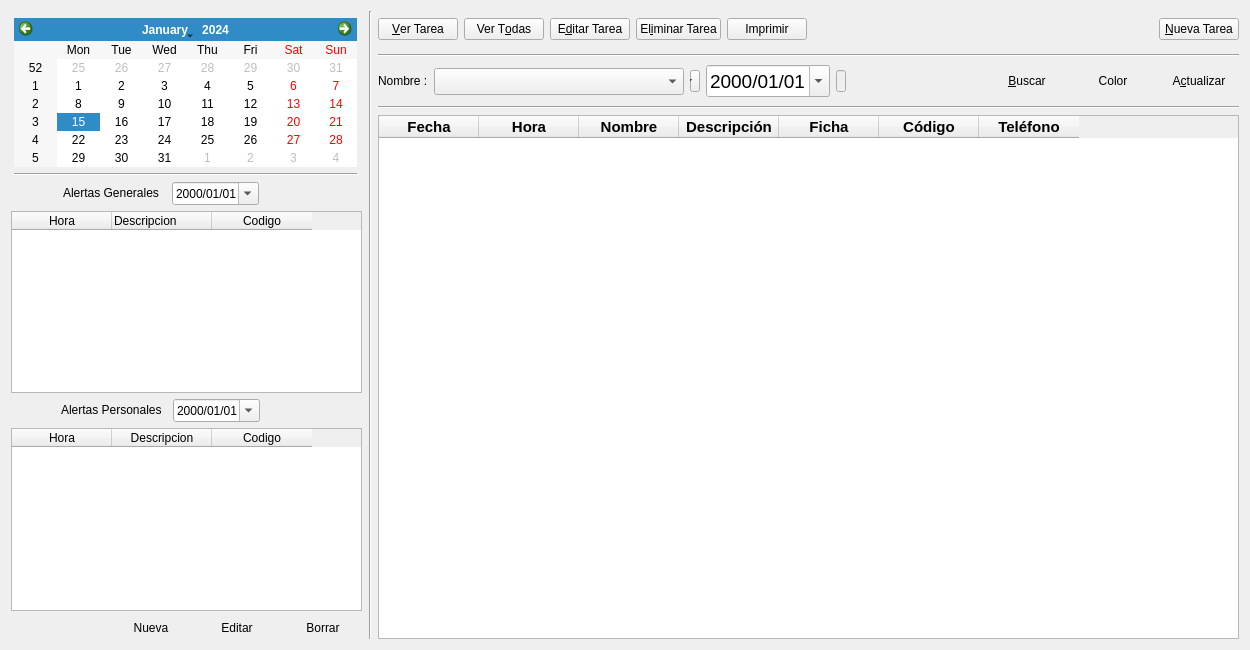
Before: the Qt Designer form agenda_ui.ui in rodety/Clinica, drawn with Qt 5.
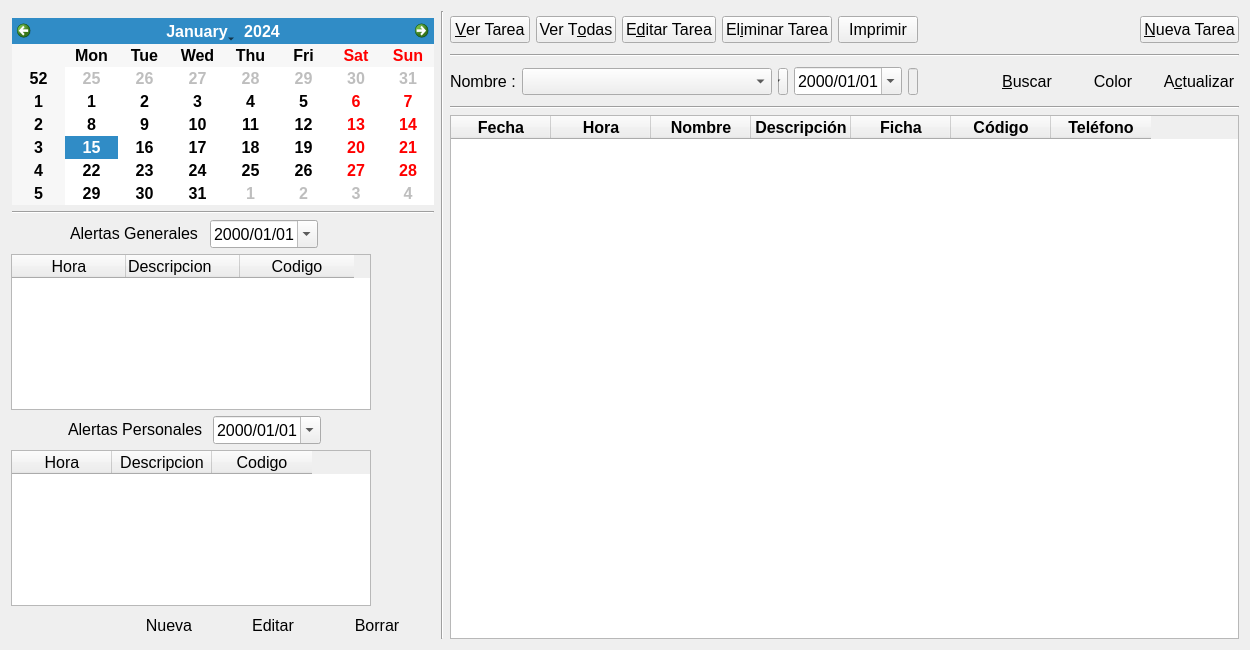
After: the same form once the commit is applied. Icons and pictures are not drawn.

Diff of the .ui file:
```diff
--- a/agenda_ui.ui
+++ b/agenda_ui.ui
@@ -26,6 +26,11 @@
       <layout class="QGridLayout" name="gridLayout_9">
        <item row="0" column="0">
         <spacer name="horizontalSpacer_2">
+         <property name="font">
+          <font>
+           <pointsize>12</pointsize>
+          </font>
+         </property>
          <property name="orientation">
           <enum>Qt::Horizontal</enum>
          </property>
@@ -58,13 +63,21 @@
            </property>
            <property name="maximumSize">
             <size>
-             <width>351</width>
+             <width>360</width>
              <height>16777215</height>
             </size>
            </property>
+           <property name="font">
+            <font>
+             <pointsize>12</pointsize>
+            </font>
+           </property>
            <property name="wordWrap">
             <bool>true</bool>
            </property>
+           <attribute name="horizontalHeaderDefaultSectionSize">
+            <number>114</number>
+           </attribute>
            <column>
             <property name="text">
              <string>Hora</string>
@@ -95,6 +108,11 @@
                <verstretch>0</verstretch>
               </sizepolicy>
              </property>
+             <property name="font">
+              <font>
+               <pointsize>12</pointsize>
+              </font>
+             </property>
              <property name="text">
               <string/>
              </property>
@@ -115,6 +133,11 @@
                <verstretch>0</verstretch>
               </sizepolicy>
              </property>
+             <property name="font">
+              <font>
+               <pointsize>12</pointsize>
+              </font>
+             </property>
              <property name="text">
               <string>Alertas Personales </string>
              </property>
@@ -128,6 +151,11 @@
                <verstretch>0</verstretch>
               </sizepolicy>
              </property>
+             <property name="font">
+              <font>
+               <pointsize>12</pointsize>
+              </font>
+             </property>
              <property name="currentSection">
               <enum>QDateTimeEdit::YearSection</enum>
              </property>
@@ -147,6 +175,11 @@
                <verstretch>0</verstretch>
               </sizepolicy>
              </property>
+             <property name="font">
+              <font>
+               <pointsize>12</pointsize>
+              </font>
+             </property>
              <property name="text">
               <string/>
              </property>
@@ -173,6 +206,11 @@
                <verstretch>0</verstretch>
               </sizepolicy>
              </property>
+             <property name="font">
+              <font>
+               <pointsize>12</pointsize>
+              </font>
+             </property>
              <property name="text">
               <string/>
              </property>
@@ -209,10 +247,15 @@
            </property>
            <property name="maximumSize">
             <size>
-             <width>351</width>
+             <width>360</width>
              <height>16777215</height>
             </size>
            </property>
+           <property name="font">
+            <font>
+             <pointsize>12</pointsize>
+            </font>
+           </property>
            <property name="wordWrap">
             <bool>true</bool>
            </property>
@@ -237,6 +280,11 @@
           <layout class="QGridLayout" name="gridLayout_8">
            <item row="0" column="1">
             <spacer name="horizontalSpacer">
+             <property name="font">
+              <font>
+               <pointsize>12</pointsize>
+              </font>
+             </property>
              <property name="orientation">
               <enum>Qt::Horizontal</enum>
              </property>
@@ -259,6 +307,11 @@
                <verstretch>0</verstretch>
               </sizepolicy>
              </property>
+             <property name="font">
+              <font>
+               <pointsize>12</pointsize>
+              </font>
+             </property>
              <property name="text">
               <string>Editar</string>
              </property>
@@ -285,6 +338,11 @@
                <verstretch>0</verstretch>
               </sizepolicy>
              </property>
+             <property name="font">
+              <font>
+               <pointsize>12</pointsize>
+              </font>
+             </property>
              <property name="text">
               <string>Nueva</string>
              </property>
@@ -311,6 +369,11 @@
                <verstretch>0</verstretch>
               </sizepolicy>
              </property>
+             <property name="font">
+              <font>
+               <pointsize>12</pointsize>
+              </font>
+             </property>
              <property name="text">
               <string>Borrar</string>
              </property>
@@ -341,6 +404,11 @@
                <verstretch>0</verstretch>
               </sizepolicy>
              </property>
+             <property name="font">
+              <font>
+               <pointsize>12</pointsize>
+              </font>
+             </property>
              <property name="cursor">
               <cursorShape>ArrowCursor</cursorShape>
              </property>
@@ -364,6 +432,11 @@
                <verstretch>0</verstretch>
               </sizepolicy>
              </property>
+             <property name="font">
+              <font>
+               <pointsize>12</pointsize>
+              </font>
+             </property>
              <property name="text">
               <string>Alertas Generales </string>
              </property>
@@ -377,6 +450,11 @@
                <verstretch>0</verstretch>
               </sizepolicy>
              </property>
+             <property name="font">
+              <font>
+               <pointsize>12</pointsize>
+              </font>
+             </property>
              <property name="currentSection">
               <enum>QDateTimeEdit::YearSection</enum>
              </property>
@@ -396,6 +474,11 @@
                <verstretch>0</verstretch>
               </sizepolicy>
              </property>
+             <property name="font">
+              <font>
+               <pointsize>12</pointsize>
+              </font>
+             </property>
              <property name="text">
               <string/>
              </property>
@@ -425,6 +508,11 @@
                <verstretch>0</verstretch>
               </sizepolicy>
              </property>
+             <property name="font">
+              <font>
+               <pointsize>12</pointsize>
+              </font>
+             </property>
              <property name="text">
               <string/>
              </property>
@@ -450,10 +538,23 @@
             </widget>
            </item>
            <item row="0" column="0" colspan="5">
-            <widget class="QCalendarWidget" name="calendarWidget"/>
+            <widget class="QCalendarWidget" name="calendarWidget">
+             <property name="font">
+              <font>
+               <pointsize>12</pointsize>
+               <weight>75</weight>
+               <bold>true</bold>
+              </font>
+             </property>
+            </widget>
            </item>
            <item row="1" column="0" colspan="5">
             <widget class="Line" name="line_3">
+             <property name="font">
+              <font>
+               <pointsize>12</pointsize>
+              </font>
+             </property>
              <property name="orientation">
               <enum>Qt::Horizontal</enum>
              </property>
@@ -473,6 +574,11 @@
          <verstretch>0</verstretch>
         </sizepolicy>
        </property>
+       <property name="font">
+        <font>
+         <pointsize>12</pointsize>
+        </font>
+       </property>
        <property name="frameShadow">
         <enum>QFrame::Sunken</enum>
        </property>
@@ -496,6 +602,11 @@
              <verstretch>0</verstretch>
             </sizepolicy>
            </property>
+           <property name="font">
+            <font>
+             <pointsize>12</pointsize>
+            </font>
+           </property>
            <property name="text">
             <string>&amp;Ver Tarea</string>
            </property>
@@ -537,6 +648,11 @@
              <verstretch>0</verstretch>
             </sizepolicy>
            </property>
+           <property name="font">
+            <font>
+             <pointsize>12</pointsize>
+            </font>
+           </property>
            <property name="statusTip">
             <string/>
            </property>
@@ -593,6 +709,11 @@
              <verstretch>0</verstretch>
             </sizepolicy>
            </property>
+           <property name="font">
+            <font>
+             <pointsize>12</pointsize>
+            </font>
+           </property>
            <property name="text">
             <string>E&amp;ditar Tarea</string>
            </property>
@@ -622,6 +743,11 @@
              <verstretch>0</verstretch>
             </sizepolicy>
            </property>
+           <property name="font">
+            <font>
+             <pointsize>12</pointsize>
+            </font>
+           </property>
            <property name="text">
             <string>El&amp;iminar Tarea</string>
            </property>
@@ -642,6 +768,11 @@
          </item>
          <item row="0" column="6">
           <spacer name="horizontalSpacer_4">
+           <property name="font">
+            <font>
+             <pointsize>12</pointsize>
+            </font>
+           </property>
            <property name="orientation">
             <enum>Qt::Horizontal</enum>
            </property>
@@ -661,6 +792,11 @@
              <verstretch>0</verstretch>
             </sizepolicy>
            </property>
+           <property name="font">
+            <font>
+             <pointsize>12</pointsize>
+            </font>
+           </property>
            <property name="text">
             <string>&amp;Nueva Tarea</string>
            </property>
@@ -681,6 +817,11 @@
          </item>
          <item row="0" column="5">
           <widget class="QPushButton" name="pushButton_printList">
+           <property name="font">
+            <font>
+             <pointsize>12</pointsize>
+            </font>
+           </property>
            <property name="text">
             <string>Imprimir</string>
            </property>
@@ -700,6 +841,11 @@
            <verstretch>0</verstretch>
           </sizepolicy>
          </property>
+         <property name="font">
+          <font>
+           <pointsize>12</pointsize>
+          </font>
+         </property>
          <property name="orientation">
           <enum>Qt::Horizontal</enum>
          </property>
@@ -754,13 +900,18 @@
              <height>16777215</height>
             </size>
            </property>
+           <property name="font">
+            <font>
+             <pointsize>12</pointsize>
+            </font>
+           </property>
           </widget>
          </item>
          <item row="0" column="3">
           <widget class="QDateEdit" name="dateEdit_Agenda">
            <property name="font">
             <font>
-             <pointsize>14</pointsize>
+             <pointsize>12</pointsize>
             </font>
            </property>
            <property name="currentSection">
@@ -791,10 +942,20 @@
              <height>16777215</height>
             </size>
            </property>
+           <property name="font">
+            <font>
+             <pointsize>12</pointsize>
+            </font>
+           </property>
           </widget>
          </item>
          <item row="0" column="6">
           <widget class="QPushButton" name="pushButton_show_Agenda">
+           <property name="font">
+            <font>
+             <pointsize>12</pointsize>
+            </font>
+           </property>
            <property name="text">
             <string>&amp;Buscar</string>
            </property>
@@ -827,6 +988,11 @@
              <verstretch>0</verstretch>
             </sizepolicy>
            </property>
+           <property name="font">
+            <font>
+             <pointsize>12</pointsize>
+            </font>
+           </property>
            <property name="text">
             <string>Color</string>
            </property>
@@ -859,6 +1025,11 @@
              <verstretch>0</verstretch>
             </sizepolicy>
            </property>
+           <property name="font">
+            <font>
+             <pointsize>12</pointsize>
+            </font>
+           </property>
            <property name="autoFillBackground">
             <bool>false</bool>
            </property>
@@ -906,6 +1077,11 @@
              <verstretch>0</verstretch>
             </sizepolicy>
            </property>
+           <property name="font">
+            <font>
+             <pointsize>12</pointsize>
+            </font>
+           </property>
            <property name="text">
             <string>Nombre :</string>
            </property>
@@ -913,6 +1089,11 @@
          </item>
          <item row="0" column="5">
           <spacer name="horizontalSpacer_5">
+           <property name="font">
+            <font>
+             <pointsize>12</pointsize>
+            </font>
+           </property>
            <property name="orientation">
             <enum>Qt::Horizontal</enum>
            </property>
@@ -936,6 +1117,11 @@
              <verstretch>0</verstretch>
             </sizepolicy>
            </property>
+           <property name="font">
+            <font>
+             <pointsize>12</pointsize>
+            </font>
+           </property>
            <property name="orientation">
             <enum>Qt::Horizontal</enum>
            </property>
@@ -945,7 +1131,7 @@
           <widget class="QTableWidget" name="tablaView_Agend">
            <property name="font">
             <font>
-             <pointsize>11</pointsize>
+             <pointsize>12</pointsize>
              <weight>75</weight>
              <bold>true</bold>
             </font>
```
